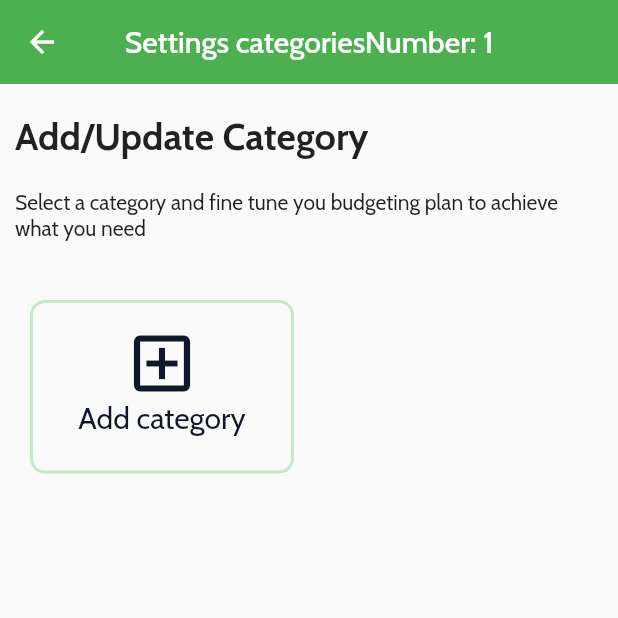
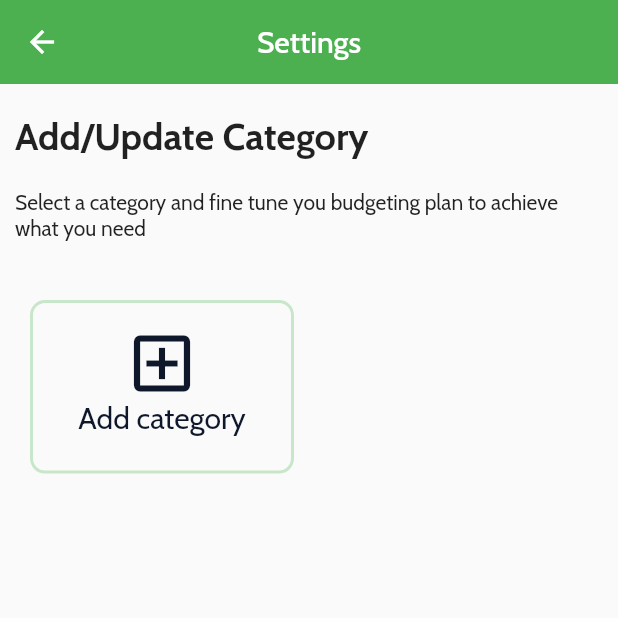
Before and after one commit to captainmio/expenses_management_app, a Flutter app: the CategoryScreen screen opened directly, on a phone screen of 412 x 824 dp, the top half of it. Run offline on Flutter 3.47's test engine with Material 2 defaults, Android fonts, the phone set to English and light mode, and no system bars; our stand-ins replace fl_chart, flutter_vector_icons, google_fonts, sqflite; missing offline and left inert: flex_color_picker; accounts and stored records are empty.

Commit message:
code fix and clean up

```diff
--- a/lib/screens/category.dart
+++ b/lib/screens/category.dart
@@ -29,8 +29,8 @@ class _CategoryScreenState extends State<CategoryScreen> {
     List<CategoryModel> categories = providerPageModel.getCategories;
 
     return Scaffold(
-      appBar: CustomAppBar(
-        title: "Settings categoriesNumber: ${categories.length}",
+      appBar: const CustomAppBar(
+        title: "Settings",
         center: true,
       ),
       body: SingleChildScrollView(
--- a/lib/services/categories.dart
+++ b/lib/services/categories.dart
@@ -49,8 +49,6 @@ class Categories {
     final List<Map<String, dynamic>> dbResult =
         await db.query('categories', orderBy: 'id');
 
-    print(dbResult.toString());
-
     if (dbResult.isEmpty) {
       return [];
     } else {
```
